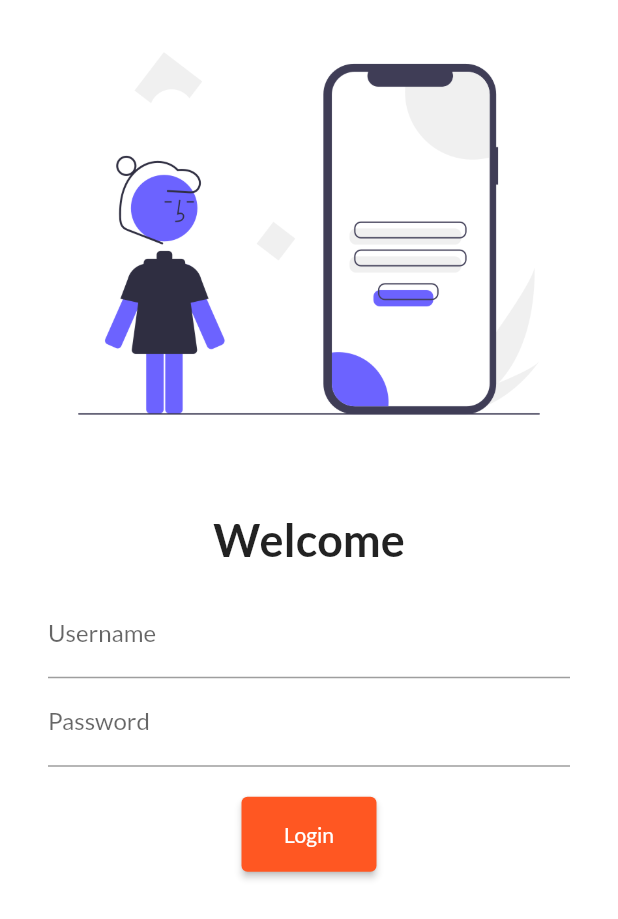
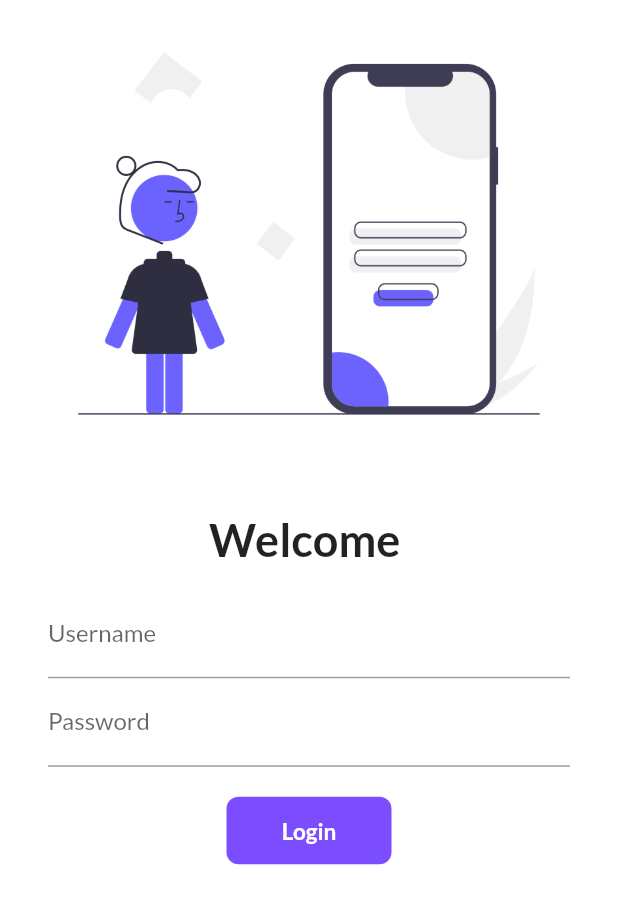
Before and after one commit to somesh224/flutterPractice, a Flutter app: the screen it shows after launch, on a phone screen of 412 x 824 dp. Shown: the top 919 px of the screen. Run offline on Flutter 3.47's test engine with Material 2 defaults, Android fonts, the phone set to English and light mode, and no system bars; our stand-ins replace google_fonts.

Commit message:
commit 5

```diff
--- a/lib/Screens/login_page.dart
+++ b/lib/Screens/login_page.dart
@@ -1,8 +1,16 @@
 import 'package:flutter/material.dart';
 import 'package:my_app1/utils/routes.dart';
 
-class LoginPage extends StatelessWidget {
+class LoginPage extends StatefulWidget {
   const LoginPage({super.key});
+
+  @override
+  State<LoginPage> createState() => _LoginPageState();
+}
+
+class _LoginPageState extends State<LoginPage> {
+  String name = "";
+  bool changeButton = false;
 
   @override
   Widget build(BuildContext context) {
@@ -18,54 +26,78 @@ class LoginPage extends StatelessWidget {
               const SizedBox(
                 height: 30,
               ),
-
-              const Text(
-                "Welcome",
-                style: TextStyle(
+              Text(
+                "Welcome $name",
+                style: const TextStyle(
                   fontSize: 30,
                   fontWeight: FontWeight.bold,
                 ),
               ),
-
               Padding(
-                padding: const EdgeInsets.symmetric(vertical: 16.0, horizontal: 32.0),
+                padding: const EdgeInsets.symmetric(
+                    vertical: 16.0, horizontal: 32.0),
                 child: Column(
                   children: [
                     TextFormField(
                       decoration: const InputDecoration(
-                      hintText: "Enter Username",
-                      labelText: "Username"),
+                          hintText: "Enter Username", labelText: "Username"),
+                      onChanged: (value) {
+                        name = value;
+                        setState(() {});
+                      },
                     ),
                     TextFormField(
                       obscureText: true,
                       decoration: const InputDecoration(
-                      hintText: "Enter Password",
-                      labelText: "Password"),
+                          hintText: "Enter Password", labelText: "Password"),
                     ),
                     const SizedBox(
                       height: 20.0,
                     ),
 
-                    ElevatedButton(
-                      onPressed: () {
+                    InkWell(
+                      onTap: () async {
+                        setState(() {
+                          changeButton = true;
+                        });
+                        await Future.delayed(const Duration(seconds: 1));
+                        // ignore: use_build_context_synchronously
                         Navigator.pushNamed(context, MyRoutes.homeRoute);
                       },
-                      style: TextButton.styleFrom(
-                        minimumSize: const Size(90, 50),
-                      ),
-                      child: const Text("Login")
-                      ),
-
-
-                  ],
-
+                      child: AnimatedContainer(
+                        duration: const Duration(seconds: 1),
+                        height: 45,
+                        width: changeButton ? 45 : 110,
+                        alignment: Alignment.center,
+                        decoration: BoxDecoration(
+                            color: Colors.deepPurpleAccent,
+                            borderRadius:
+                                BorderRadius.circular(changeButton ? 45 : 8)),
+                        child: changeButton
+                            ? const Icon(
+                                Icons.done,
+                                color: Colors.white,
+                              )
+                            : const Text(
+                                "Login",
+                                style: TextStyle(
+                                    color: Colors.white,
+                                    fontWeight: FontWeight.bold,
+                                    fontSize: 15),
                               ),
                       ),
-
-
+                    ),
+                    // ElevatedButton(
+                    //   onPressed: () {
+                    //     Navigator.pushNamed(context, MyRoutes.homeRoute);
+                    //   },
+                    //   child: null,
+                    // ),
                   ],
                 ),
-      )
-    );
+              ),
+            ],
+          ),
+        ));
   }
 }
```
Lines whose indentation alone changed are shown as unchanged.
